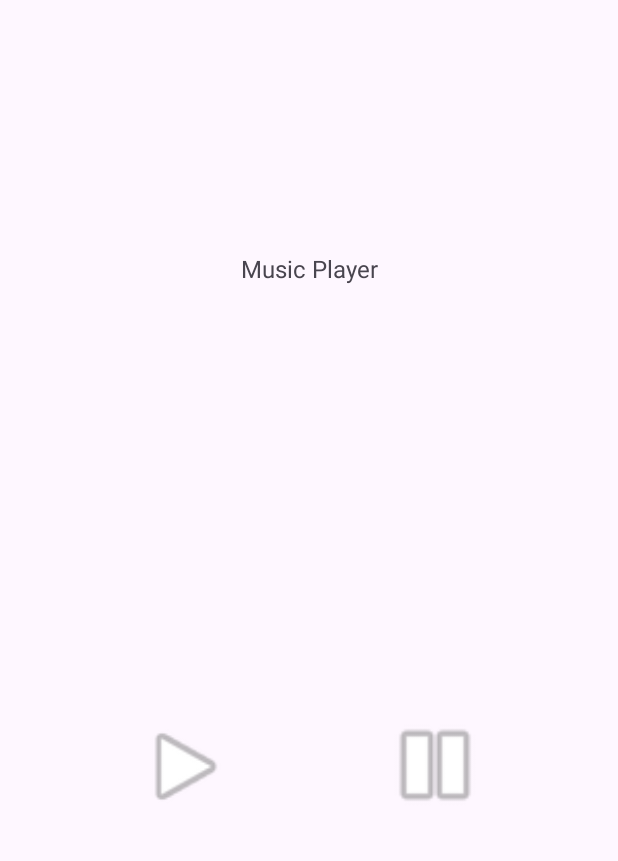
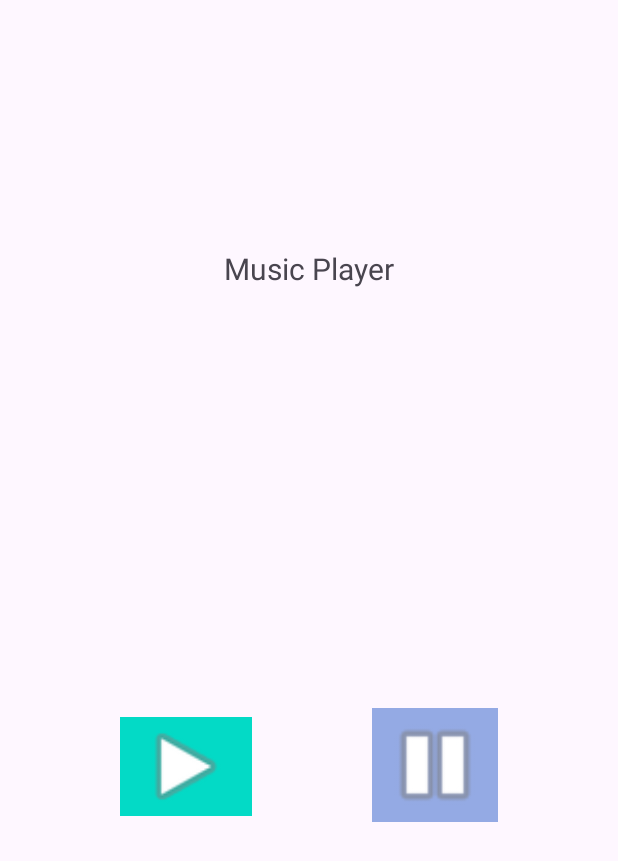
Before and after one commit to shashperera/Music_Player, an Android app: the screen it shows after launch (MainActivity), on a phone screen of 412 x 824 dp. Shown: the top 861 px of the screen. Run offline under Robolectric (Android 15) with nearby library versions, the phone set to English and light mode, and no system bars; 2 statements that could not run were skipped.

Commit message:
Update colors

```diff
--- a/app/src/main/res/layout/activity_main.xml
+++ b/app/src/main/res/layout/activity_main.xml
@@ -23,6 +23,7 @@
         android:layout_width="88dp"
         android:layout_height="66dp"
         android:layout_marginBottom="280dp"
+        android:background="@color/design_default_color_secondary"
         app:layout_constraintBottom_toBottomOf="parent"
         app:layout_constraintEnd_toStartOf="@+id/btnPlayPause"
         app:layout_constraintHorizontal_bias="0.5"
@@ -34,6 +35,7 @@
         android:layout_width="84dp"
         android:layout_height="76dp"
         android:layout_marginBottom="276dp"
+        android:background="@color/material_dynamic_primary70"
         app:layout_constraintBottom_toBottomOf="parent"
         app:layout_constraintEnd_toEndOf="parent"
         app:layout_constraintHorizontal_bias="0.5"
@@ -41,11 +43,12 @@
         app:srcCompat="@android:drawable/ic_media_pause" />
 
     <TextView
-        android:id="@+id/textView"
+        android:id="@+id/musicTV"
         android:layout_width="wrap_content"
         android:layout_height="wrap_content"
+        android:ellipsize="none"
         android:text="Music Player"
-        android:textSize="16sp"
+        android:textSize="20sp"
         app:layout_constraintBottom_toTopOf="@+id/tvMusicTitletvMusicTitle"
         app:layout_constraintEnd_toEndOf="parent"
         app:layout_constraintStart_toStartOf="parent"
```
